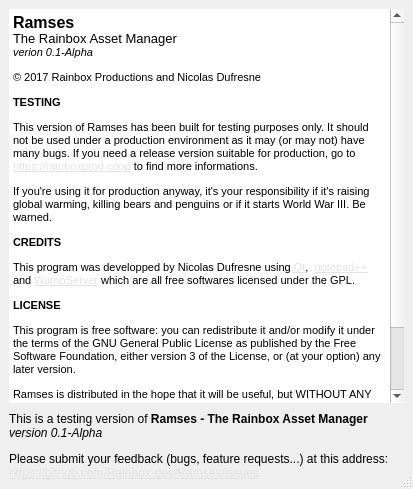
Above: Ramses/helpdialog.ui from RxLaboratory/Ramses before the change. Below: the same form after it.
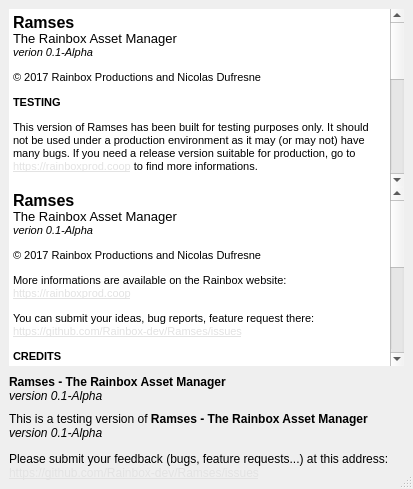
That is the form after the change. The open tabs and pages were chosen to show the change. Icons and pictures are not drawn.

Commit message: Debug mode

```diff
--- a/Ramses/helpdialog.ui
+++ b/Ramses/helpdialog.ui
@@ -248,12 +248,57 @@
          </property>
         </widget>
        </item>
+       <item>
+        <widget class="QTextBrowser" name="releaseAboutText">
+         <property name="frameShape">
+          <enum>QFrame::NoFrame</enum>
+         </property>
+         <property name="readOnly">
+          <bool>true</bool>
+         </property>
+         <property name="html">
+          <string>&lt;!DOCTYPE HTML PUBLIC &quot;-//W3C//DTD HTML 4.0//EN&quot; &quot;http://www.w3.org/TR/REC-html40/strict.dtd&quot;&gt;
+&lt;html&gt;&lt;head&gt;&lt;meta name=&quot;qrichtext&quot; content=&quot;1&quot; /&gt;&lt;style type=&quot;text/css&quot;&gt;
+p, li { white-space: pre-wrap; }
+&lt;/style&gt;&lt;/head&gt;&lt;body style=&quot; font-family:'MS Shell Dlg 2'; font-size:8.25pt; font-weight:400; font-style:normal;&quot;&gt;
+&lt;p style=&quot; margin-top:12px; margin-bottom:12px; margin-left:0px; margin-right:0px; -qt-block-indent:0; text-indent:0px;&quot;&gt;&lt;span style=&quot; font-size:12pt; font-weight:600;&quot;&gt;Ramses&lt;/span&gt;&lt;span style=&quot; font-size:8pt;&quot;&gt;&lt;br /&gt;&lt;/span&gt;&lt;span style=&quot; font-size:10pt;&quot;&gt;The Rainbox Asset Manager&lt;/span&gt;&lt;span style=&quot; font-size:8pt;&quot;&gt;&lt;br /&gt;&lt;/span&gt;&lt;span style=&quot; font-size:8pt; font-style:italic;&quot;&gt;verion 0.1-Alpha&lt;/span&gt;&lt;/p&gt;
+&lt;p style=&quot; margin-top:12px; margin-bottom:12px; margin-left:0px; margin-right:0px; -qt-block-indent:0; text-indent:0px;&quot;&gt;&lt;span style=&quot; font-size:8pt;&quot;&gt;© 2017 Rainbox Productions and Nicolas Dufresne&lt;/span&gt;&lt;/p&gt;
+&lt;p style=&quot; margin-top:12px; margin-bottom:12px; margin-left:0px; margin-right:0px; -qt-block-indent:0; text-indent:0px;&quot;&gt;More informations are available on the Rainbox website:&lt;br /&gt;&lt;a href=&quot;https://rainboxprod.coop&quot;&gt;&lt;span style=&quot; font-size:8pt; text-decoration: underline; color:#e3e3e3;&quot;&gt;https://rainboxprod.coop&lt;/span&gt;&lt;/a&gt;&lt;/p&gt;
+&lt;p style=&quot; margin-top:12px; margin-bottom:12px; margin-left:0px; margin-right:0px; -qt-block-indent:0; text-indent:0px;&quot;&gt;&lt;span style=&quot; font-size:8pt;&quot;&gt;You can submit your ideas, bug reports, feature request there:&lt;br /&gt;&lt;/span&gt;&lt;a href=&quot;https://github.com/Rainbox-dev/Ramses/issues&quot;&gt;&lt;span style=&quot; font-size:8pt; text-decoration: underline; color:#e3e3e3;&quot;&gt;https://github.com/Rainbox-dev/Ramses/issues&lt;/span&gt;&lt;/a&gt;&lt;/p&gt;
+&lt;p style=&quot; margin-top:12px; margin-bottom:12px; margin-left:0px; margin-right:0px; -qt-block-indent:0; text-indent:0px;&quot;&gt;&lt;span style=&quot; font-size:8pt; font-weight:600;&quot;&gt;CREDITS&lt;/span&gt;&lt;/p&gt;
+&lt;p style=&quot; margin-top:12px; margin-bottom:12px; margin-left:0px; margin-right:0px; -qt-block-indent:0; text-indent:0px;&quot;&gt;&lt;span style=&quot; font-size:8pt;&quot;&gt;This program was developped by Nicolas Dufresne using &lt;/span&gt;&lt;a href=&quot;https://www.qt.io&quot;&gt;&lt;span style=&quot; font-size:8pt; text-decoration: underline; color:#e3e3e3;&quot;&gt;Qt&lt;/span&gt;&lt;/a&gt;&lt;span style=&quot; font-size:8pt;&quot;&gt;,  &lt;/span&gt;&lt;a href=&quot;https://notepad-plus-plus.org&quot;&gt;&lt;span style=&quot; font-size:8pt; text-decoration: underline; color:#e3e3e3;&quot;&gt;notepad++&lt;/span&gt;&lt;/a&gt;&lt;span style=&quot; font-size:8pt;&quot;&gt; and &lt;/span&gt;&lt;a href=&quot;http://www.wampserver.com&quot;&gt;&lt;span style=&quot; font-size:8pt; text-decoration: underline; color:#e3e3e3;&quot;&gt;WampServer&lt;/span&gt;&lt;/a&gt;&lt;span style=&quot; font-size:8pt;&quot;&gt; which are all free softwares licensed under the GPL.&lt;/span&gt;&lt;/p&gt;
+&lt;p style=&quot; margin-top:12px; margin-bottom:12px; margin-left:0px; margin-right:0px; -qt-block-indent:0; text-indent:0px;&quot;&gt;&lt;span style=&quot; font-size:8pt; font-weight:600;&quot;&gt;LICENSE&lt;/span&gt;&lt;/p&gt;
+&lt;p style=&quot; margin-top:12px; margin-bottom:12px; margin-left:0px; margin-right:0px; -qt-block-indent:0; text-indent:0px;&quot;&gt;&lt;span style=&quot; font-size:8pt;&quot;&gt;This program is free software: you can redistribute it and/or modify it under the terms of the GNU General Public License as published by the Free Software Foundation, either version 3 of the License, or (at your option) any later version.&lt;/span&gt;&lt;/p&gt;
+&lt;p style=&quot; margin-top:12px; margin-bottom:12px; margin-left:0px; margin-right:0px; -qt-block-indent:0; text-indent:0px;&quot;&gt;&lt;span style=&quot; font-size:8pt;&quot;&gt;Ramses is distributed in the hope that it will be useful, but WITHOUT ANY WARRANTY; without even the implied warranty of MERCHANTABILITY or FITNESS FOR A PARTICULAR PURPOSE. See the GNU General Public License for more details.&lt;/span&gt;&lt;/p&gt;
+&lt;p style=&quot; margin-top:12px; margin-bottom:12px; margin-left:0px; margin-right:0px; -qt-block-indent:0; text-indent:0px;&quot;&gt;&lt;span style=&quot; font-size:8pt;&quot;&gt;You should have received a copy of the GNU General Public License along with Ramses. If not, see &lt;/span&gt;&lt;a href=&quot;http://www.gnu.org/licenses/&quot;&gt;&lt;span style=&quot; font-size:8pt; text-decoration: underline; color:#e3e3e3;&quot;&gt;http://www.gnu.org/licenses/&lt;/span&gt;&lt;/a&gt;&lt;span style=&quot; font-size:8pt;&quot;&gt;.&lt;/span&gt;&lt;/p&gt;&lt;/body&gt;&lt;/html&gt;</string>
+         </property>
+         <property name="acceptRichText">
+          <bool>true</bool>
+         </property>
+         <property name="openExternalLinks">
+          <bool>true</bool>
+         </property>
+        </widget>
+       </item>
       </layout>
      </widget>
     </widget>
    </item>
    <item>
-    <widget class="QLabel" name="label_3">
+    <widget class="QLabel" name="releaseLabel">
+     <property name="text">
+      <string>&lt;html&gt;&lt;head/&gt;&lt;body&gt;&lt;p&gt;&lt;span style=&quot; font-weight:600;&quot;&gt;Ramses - The Rainbox Asset Manager&lt;br/&gt;&lt;/span&gt;&lt;span style=&quot; font-style:italic;&quot;&gt;version 0.1-Alpha&lt;/span&gt;&lt;/p&gt;&lt;/body&gt;&lt;/html&gt;</string>
+     </property>
+     <property name="textFormat">
+      <enum>Qt::RichText</enum>
+     </property>
+     <property name="openExternalLinks">
+      <bool>true</bool>
+     </property>
+    </widget>
+   </item>
+   <item>
+    <widget class="QLabel" name="testingLabel">
      <property name="text">
       <string>&lt;html&gt;&lt;head/&gt;&lt;body&gt;&lt;p&gt;This is a testing version of &lt;span style=&quot; font-weight:600;&quot;&gt;Ramses - The Rainbox Asset Manager&lt;br/&gt;&lt;/span&gt;&lt;span style=&quot; font-style:italic;&quot;&gt;version 0.1-Alpha&lt;/span&gt;&lt;/p&gt;&lt;p&gt;Please submit your feedback (bugs, feature requests...) at this address:&lt;br/&gt;&lt;a href=&quot;https://github.com/Rainbox-dev/Ramses/issues&quot;&gt;&lt;span style=&quot; text-decoration: underline; color:#e3e3e3;&quot;&gt;https://github.com/Rainbox-dev/Ramses/issues&lt;/span&gt;&lt;/a&gt;&lt;/p&gt;&lt;/body&gt;&lt;/html&gt;</string>
      </property>
```
Left out of the diff: 4 changed lines with no effect on the pictures. The commit also changes 2 other files.
